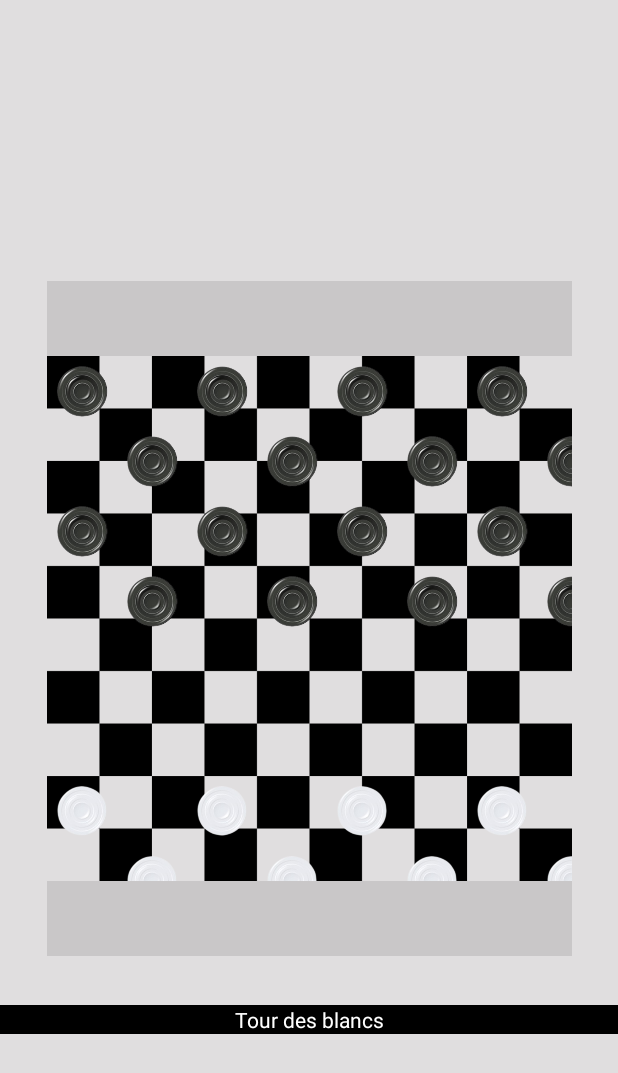
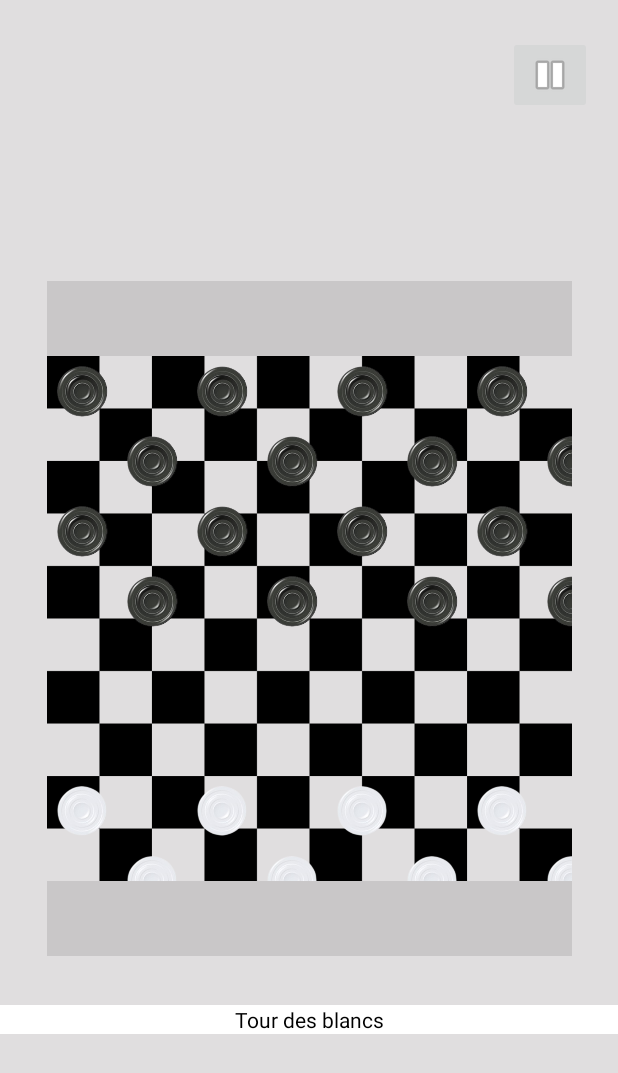
Before and after one commit to Alassane-diaa/jeuDeDame, an Android app: the VsPlayer screen opened directly, with no data from a screen before it, on a phone screen of 412 x 824 dp. Shown: the top 1073 px of the screen. Run offline under Robolectric (Android 15) with nearby library versions, the phone set to English and light mode, and no system bars.

Commit message:
Bouton pause et menu

```diff
--- a/app/src/main/res/layout/activity_vs_player.xml
+++ b/app/src/main/res/layout/activity_vs_player.xml
@@ -51,14 +51,27 @@
         android:id="@+id/turn"
         android:layout_width="0dp"
         android:layout_height="wrap_content"
-        android:background="#000000"
+        android:background="#FFFFFF"
         android:text="Tour des blancs"
         android:textAlignment="center"
-        android:textColor="#FFFFFF"
+        android:textColor="#000000"
         app:layout_constraintBottom_toBottomOf="parent"
         app:layout_constraintEnd_toEndOf="parent"
         app:layout_constraintStart_toStartOf="parent"
         app:layout_constraintTop_toBottomOf="@+id/captureGridWhite"
         app:layout_constraintVertical_bias="0.197" />
 
+    <ImageButton
+        android:id="@+id/pause"
+        android:layout_width="wrap_content"
+        android:layout_height="wrap_content"
+        android:layout_marginTop="24dp"
+        android:contentDescription="Bouton pause"
+        android:onClick="pauseGame"
+        app:layout_constraintEnd_toEndOf="parent"
+        app:layout_constraintHorizontal_bias="0.951"
+        app:layout_constraintStart_toStartOf="parent"
+        app:layout_constraintTop_toTopOf="parent"
+        app:srcCompat="@android:drawable/ic_media_pause" />
+
 </androidx.constraintlayout.widget.ConstraintLayout>
```
Also changed, not shown: app/src/main/java/fr/minesnancy/diasoumare/jeudedames/VsPlayer.java (+55 -1 lines), app/src/main/res/layout/popup_pause.xml (added, +65 -0 lines).
